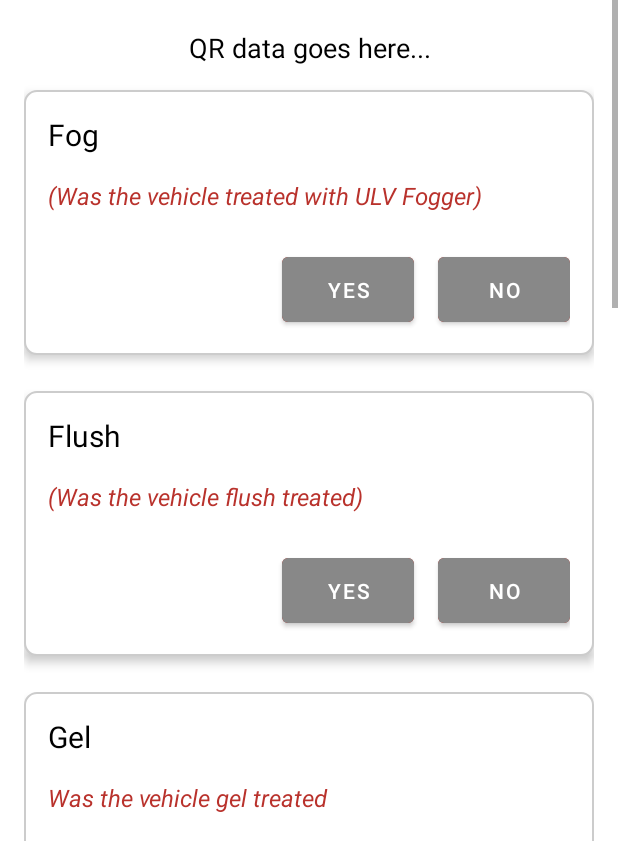
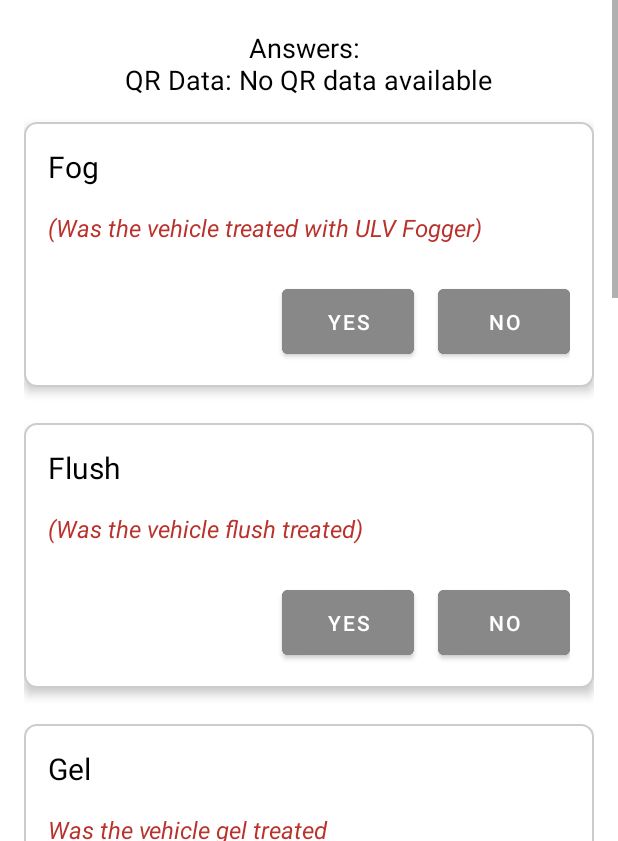
Before and after one commit to Jaundre1/Oyama, an Android app: the QrResultActivity screen opened directly, with no data from a screen before it, on a phone screen of 412 x 824 dp, the part 395-1236 px from its top. Run offline under Robolectric (Android 15) with nearby library versions, the phone set to English and light mode, and no system bars.

```diff
--- a/app/src/main/java/com/example/oyama/QrResultActivity.kt
+++ b/app/src/main/java/com/example/oyama/QrResultActivity.kt
@@ -11,16 +11,13 @@ import androidx.appcompat.app.AppCompatActivity
 import androidx.appcompat.app.AlertDialog
 import androidx.core.content.ContextCompat
 import org.json.JSONObject
-import java.io.File
-import java.io.FileWriter
-import java.io.IOException
-import java.io.OutputStreamWriter
 import java.net.HttpURLConnection
 import java.net.URL
 
 class QrResultActivity : AppCompatActivity() {
 
     private val buttonStates = mutableMapOf<Int, Boolean?>()
+    private var qrData: String? = null
 
     override fun onCreate(savedInstanceState: Bundle?) {
         super.onCreate(savedInstanceState)
@@ -29,8 +26,17 @@ class QrResultActivity : AppCompatActivity() {
         supportActionBar?.hide()
         window.statusBarColor = ContextCompat.getColor(this, android.R.color.white)
 
+        // Get QR data from intent
+        qrData = intent.getStringExtra("QR_DATA")
         val textView = findViewById<TextView>(R.id.qrDataTextView)
-        textView.text = "QR data goes here..." // This can be set with actual QR data
+
+        // Concatenate the values for display
+        val concatenatedData = """
+            Answers: ${buttonStates.values.joinToString(", ") { if (it == true) "1" else "0" }}
+            QR Data: ${qrData?.replace("\n", ",") ?: "No QR data available"}
+        """.trimIndent()
+
+        textView.text = concatenatedData
 
         // Setup buttons
         setupButtons()
@@ -86,7 +92,12 @@ class QrResultActivity : AppCompatActivity() {
 
     private fun sendDataToLambda() {
         val results = buttonStates.values.map { if (it == true) "1" else "0" }
-        val jsonData = JSONObject().put("answers", results) // No need to include the date
+        val jsonData = JSONObject().put("answers", results) // Include answers in JSON
+
+        // Include formatted QR data in JSON for Lambda
+        qrData?.let { data ->
+            jsonData.put("qrData", data.replace("\n", ",")) // Replace newlines with commas for the API
+        }
 
         val url = URL("https://7g703ccxk8.execute-api.eu-north-1.amazonaws.com/prod/data")
         Thread {
@@ -98,10 +109,9 @@ class QrResultActivity : AppCompatActivity() {
                 connection.connectTimeout = 10000
                 connection.readTimeout = 10000
 
-                val outputStreamWriter = OutputStreamWriter(connection.outputStream)
-                outputStreamWriter.write(jsonData.toString())
-                outputStreamWriter.flush()
-                outputStreamWriter.close()
+                connection.outputStream.use { outputStream ->
+                    outputStream.write(jsonData.toString().toByteArray())
+                }
 
                 val responseCode = connection.responseCode
                 runOnUiThread {
--- a/app/src/main/java/com/example/oyama/QrScannerActivity.kt
+++ b/app/src/main/java/com/example/oyama/QrScannerActivity.kt
@@ -71,9 +71,7 @@ class QrScannerActivity : ComponentActivity() {
 
     private inner class BarcodeAnalyzer : ImageAnalysis.Analyzer {
         private val scannerOptions = BarcodeScannerOptions.Builder()
-            .setBarcodeFormats(
-                Barcode.FORMAT_QR_CODE
-            )
+            .setBarcodeFormats(Barcode.FORMAT_QR_CODE)
             .build()
         private val scanner = BarcodeScanning.getClient(scannerOptions)
 
```
